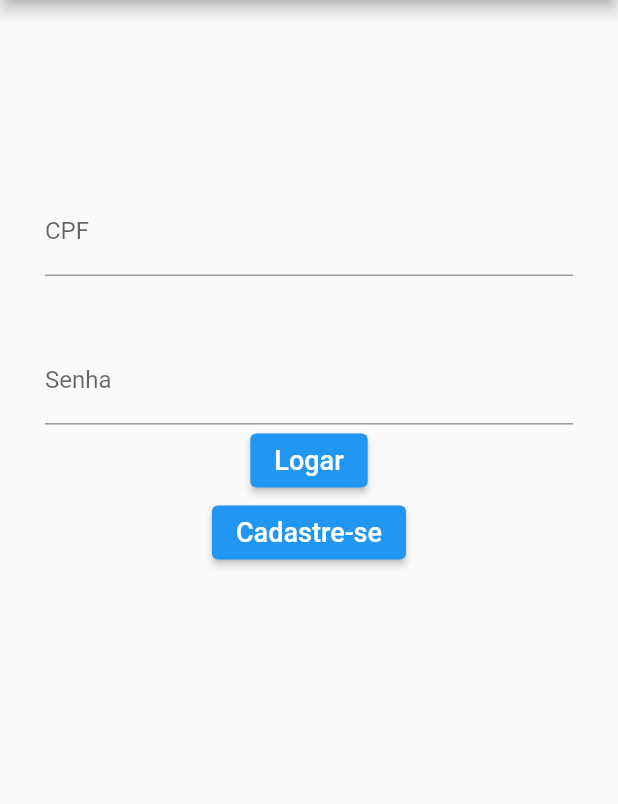
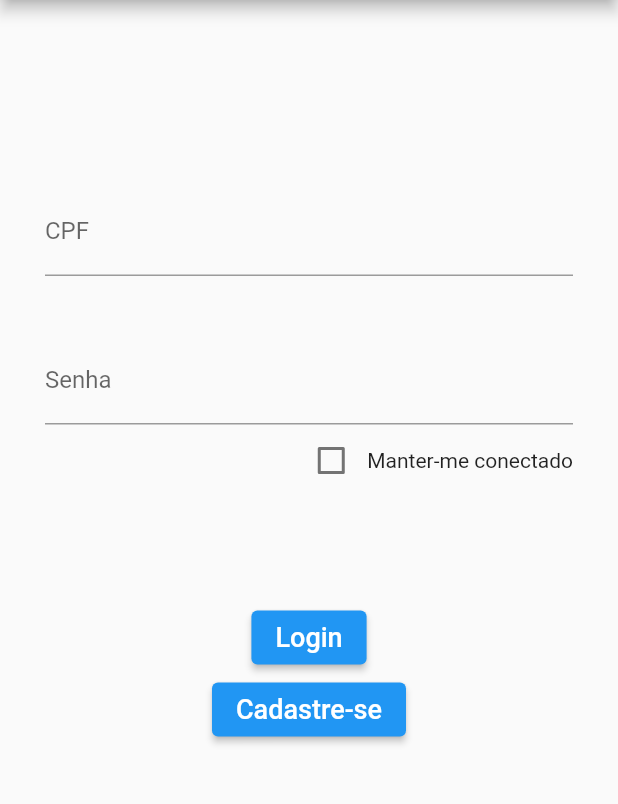
Before and after one commit to SILVAG0D/delivery_wash, a Flutter app: the screen it shows after launch, on a phone screen of 412 x 824 dp, the part 84-888 px from its top. Run offline on Flutter 3.47's test engine with Material 2 defaults, Android fonts, the light colour scheme and no system bars.

Commit message:
tela de login finalizada

```diff
--- a/lib/login/login_screen.dart
+++ b/lib/login/login_screen.dart
@@ -1,68 +1,91 @@
+import 'package:delivery_wash/components/default_button.dart';
+import 'package:delivery_wash/sign_up/sign_up_screen.dart';
 import 'package:flutter/material.dart';
 
 class LoginScreen extends StatefulWidget {
-
-
+  static String routeName = "/login";
   @override
   _LoginScreenState createState() => _LoginScreenState();
 }
 
 class _LoginScreenState extends State<LoginScreen> {
+
+  bool _conectado = false ;
+
+
   @override
   Widget build(BuildContext context) {
+    Size size = MediaQuery.of(context).size;
     return Scaffold(
       appBar: AppBar(
-        title: Text('Delivery wash',),
+        title: Text(
+          'Delivery wash',
+        ),
         centerTitle: true,
       ),
-
       body: Container(
         margin: EdgeInsets.only(top: 125),
         child: Column(
-
           children: [
             Padding(
-              padding:  EdgeInsets.only(left: 30,right: 30),
+              padding: EdgeInsets.only(left: 30, right: 30),
               child: TextField(
-                decoration: InputDecoration(
-                  labelText: 'CPF'
+                decoration: InputDecoration(labelText: 'CPF'),
               ),
+            ),
+            Padding(padding: EdgeInsets.all(20)),
+            Padding(
+              padding: EdgeInsets.only(left: 30, right: 30),
+              child: TextField(
+                obscureText: true,
+                decoration: InputDecoration(labelText: 'Senha'),
               ),
             ),
 
-              Padding(padding: EdgeInsets.all(20)),
+            Container(
+              margin: EdgeInsets.only(right: 30),
+              child: Row(
+                mainAxisAlignment: MainAxisAlignment.end,
+                children: [
+                  Checkbox(
+                    value: _conectado,
+                    onChanged: (bool? value) {
+                      setState(() {
+                        _conectado = value!;
+                      });
+                    }
 
-             Padding(
-               padding:  EdgeInsets.only(left: 30,right: 30),
-               child: TextField(
-                 obscureText: true,
-                decoration: InputDecoration(
-                  labelText: 'Senha'
                     ),
+
+                    Text('Manter-me conectado',
+                    style: TextStyle(
+                      fontSize: 14
+                    ),
+                    ),
+                ],
               ),
             ),
 
 
+            SizedBox(height: 70,),
+
             ElevatedButton(
-               onPressed: (){},
-
-               child: Text('Logar',
-               style: TextStyle(
-                 fontSize: 18
+              onPressed: () {},
+              child: Text(
+                'Login',
+                style: TextStyle(fontSize: 18),
               ),
-               )
             ),
 
              ElevatedButton(
-               onPressed: (){},
-
-               child: Text('Cadastre-se',
-               style: TextStyle(
-                 fontSize: 18
+              onPressed: () {
+                 Navigator.push(context,MaterialPageRoute(builder: (context) => SignUpScreen()));
+              },
+              child: Text(
+                'Cadastre-se',
+                style: TextStyle(fontSize: 18),
               ),
             )
-               ),
-
           ],
         ),
       ),
--- a/lib/main.dart
+++ b/lib/main.dart
@@ -1,6 +1,8 @@
 import 'package:delivery_wash/login/login_screen.dart';
+import 'package:delivery_wash/routes.dart';
 import 'package:flutter/material.dart';
 
 void main () => runApp(MaterialApp(
   home: LoginScreen(),
+  routes: routes,
 ));
```
Also changed, not shown: lib/components/bottom_button.dart (added, +36 -0 lines), lib/components/default_button.dart (added, +37 -0 lines), lib/routes.dart (added, +8 -0 lines), lib/sign_up/sign_up_screen.dart (added, +79 -0 lines), lib/size_config.dart (added, +30 -0 lines). Lines whose indentation alone changed are shown as unchanged.
